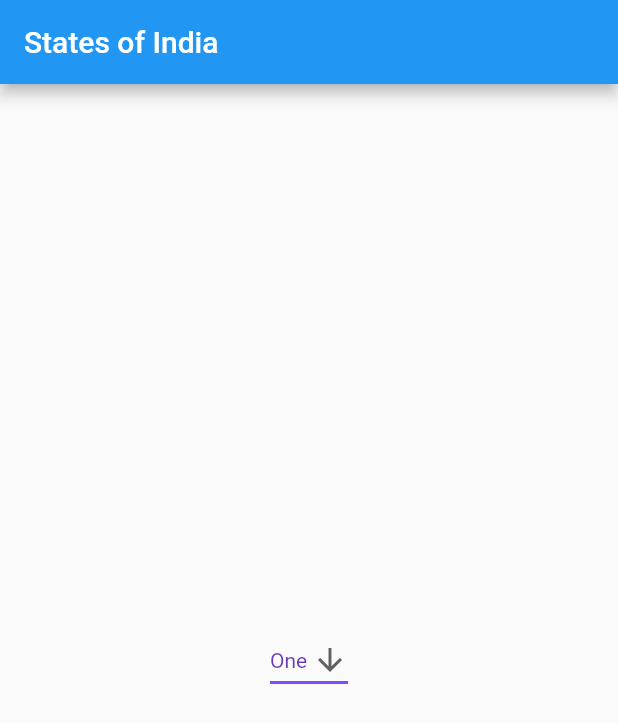
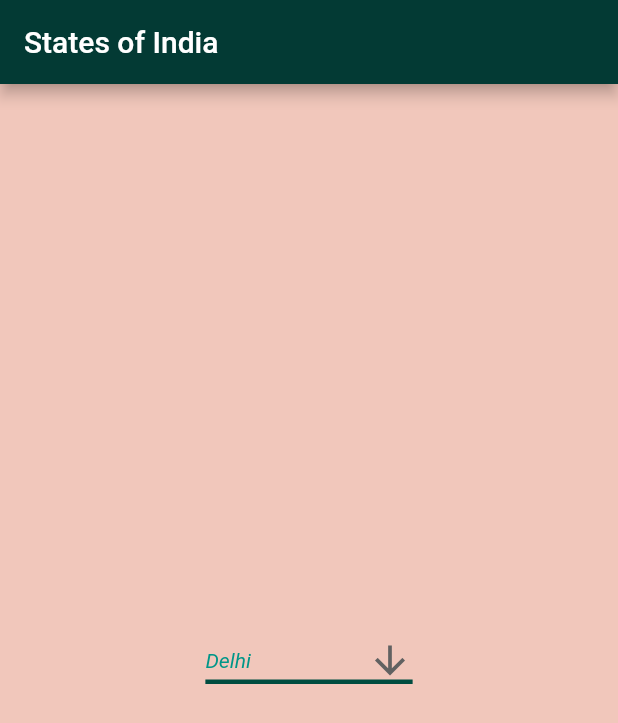
Before and after one commit to soumyaasthana/Devjam_21, a Flutter app: the screen it shows after launch, item 2 of the bottom bar chosen, on a phone screen of 412 x 824 dp. Shown: the top 723 px of the screen. Run offline on Flutter 3.47's test engine with Material 2 defaults, Android fonts, the phone set to English and light mode, and no system bars; our stand-ins replace font_awesome_flutter.

Commit message:
Update states.dart

```diff
--- a/flutter_travel_ui/lib/screens/states.dart
+++ b/flutter_travel_ui/lib/screens/states.dart
@@ -1,5 +1,8 @@
 import 'package:flutter/material.dart';
-import 'package:flutter_travel_ui/screens/home_screen.dart';
+import 'package:flutter_travel_ui/screens/delhi.dart';
+import 'package:flutter_travel_ui/screens/himachalpradesh.dart';
+import 'package:flutter_travel_ui/screens/goa.dart';
+
 
 class States extends StatelessWidget {
   const States({Key key}) : super(key: key);
@@ -8,12 +11,18 @@ class States extends StatelessWidget {
   @override
   Widget build(BuildContext context) {
     return MaterialApp(
+      debugShowCheckedModeBanner: false,
       title: _title,
       home: Scaffold(
         appBar: AppBar(title: const Text("States of India")),
         body: const Center(
           child: Dropdown(),
         ),
+      ),
+      theme: ThemeData(
+        primaryColor: Color(0xFF033A34),
+        accentColor: Color(0xFFe3b081),
+        scaffoldBackgroundColor: Color(0xFFf1c7bb),
       ),
     );
   }
@@ -28,32 +37,59 @@ class Dropdown extends StatefulWidget {
 
 /// This is the private State class that goes with MyStatefulWidget.
 class _Dropdown extends State<Dropdown> {
-  String dropdownValue = 'One';
+  String dropdownValue = 'Delhi';
 
   @override
   Widget build(BuildContext context) {
     return DropdownButton<String>(
       value: dropdownValue,
+      dropdownColor: Color(0xFFe3b081),
       icon: const Icon(Icons.arrow_downward),
-      iconSize: 24,
+      iconSize: 30,
       elevation: 16,
-      style: const TextStyle(color: Colors.deepPurple),
+      style: const TextStyle(color: Colors.black),
       underline: Container(
-        height: 2,
-        color: Colors.deepPurpleAccent,
+        height: 3,
+        color: Colors.teal[900],
       ),
       onChanged: (String newValue) {
         setState(() {
           dropdownValue = newValue;
-        });
+          switch(newValue){
+            case "Delhi":
+              Navigator.push(
+                context,
+                MaterialPageRoute(builder: (context) => Delhi()),
+    );
+              break;
+          case 'HimachalPradesh':
+    Navigator.push(
+    context,
+    MaterialPageRoute(builder: (context) => HimachalPradesh()),
+    );
+    break;
+    case 'Goa':
+    Navigator.push(
+    context,
+    MaterialPageRoute(builder: (context) => Goa()),
+    );
+    break;
+        }
+        }
+        );
       },
-      items: <String>['One', 'Two', 'Free', 'Four']
+      items: <String>['Delhi', 'HimachalPradesh', 'Goa', 'Kerala','Rajasthan','Assam']
           .map<DropdownMenuItem<String>>((String value) {
         return DropdownMenuItem<String>(
           value: value,
-          child: Text(value),
+          child: Text(value,
+          textAlign: TextAlign.center,
+          style: TextStyle(color: Colors.teal.withOpacity(1.0), fontStyle: FontStyle.italic)
+          ),
         );
       }).toList(),
     );
   }
 }
+
+//hint: Text('Select Gender'),
```
